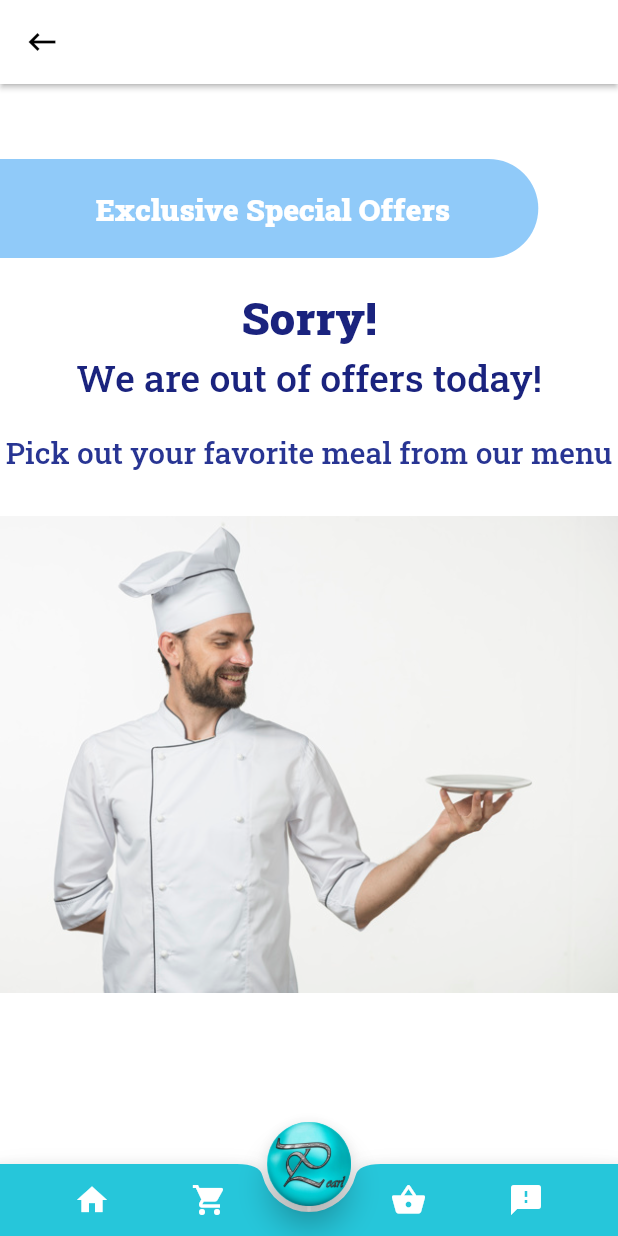
After one commit to Yoshani/virtual-waiter-module-hotel_management_system, a Flutter app: the Offers screen opened directly, on a phone screen of 412 x 824 dp. The commit adds this screen. Run offline on Flutter 3.47's test engine with Material 2 defaults, Android fonts, the phone set to English and light mode, and no system bars; our stand-ins replace cached_network_image, carousel_slider, cloud_firestore, shared_preferences, smooth_star_rating; accounts and stored records are empty.

Commit message:
vwaiter no offers screen

```diff
--- /dev/null
+++ b/lib/screens/virtual_waiter/no_offers.dart
@@ -0,0 +1,81 @@
+import 'package:flutter/material.dart';
+
+class NoOffers extends StatefulWidget {
+  @override
+  _NoOffersState createState() => _NoOffersState();
+}
+
+class _NoOffersState extends State<NoOffers> {
+
+  @override
+  Widget build(BuildContext context) {
+    return Column(
+      mainAxisSize: MainAxisSize.min,
+      children: <Widget>[
+        SizedBox(height: 50.0),
+        Align(
+          alignment: Alignment.centerLeft,
+          child: Container(
+            padding: const EdgeInsets.fromLTRB(20.0, 20.0, 20.0, 20.0),
+            decoration: BoxDecoration(
+              color: Colors.blue[200],
+              borderRadius: BorderRadius.only(
+              topRight: Radius.circular(50),
+              bottomRight: Radius.circular(50)
+              )
+            ),
+            child: Text(
+              "         Exclusive Special Offers        ",
+              style: TextStyle(
+              color: Colors.white,
+              fontWeight: FontWeight.w900,
+              fontSize: 20,
+              ),
+            )
+          ),
+        ),
+        SizedBox(height: 20.0),
+        Center(
+          child:
+          Text(
+            "Sorry!",
+            style: TextStyle(
+            color: Colors.indigo[900],
+            fontWeight: FontWeight.w900,
+            fontSize: 30,
+            ),
+          ),
+        ),
+          SizedBox(height: 3.0),
+          Center(
+            child: Text(
+              "We are out of offers today!",
+              style: TextStyle(
+              color: Colors.indigo[900],
+              fontWeight: FontWeight.w500,
+              fontSize: 25,
+              ),
+            ),
+          ),
+          SizedBox(height: 20.0),
+          Center(
+            child: Text(
+              "Pick out your favorite meal from our menu",
+              style: TextStyle(
+              color: Colors.indigo[800],
+              fontWeight: FontWeight.w500,
+              fontSize: 20,
+              ),
+            ),
+          ),
+          SizedBox(height: 30.0),
+          Container(
+            child: Image.asset(
+              "assets/vwaiter/noOffers.jpg",
+              fit: BoxFit.fill,
+            ),
+          ),
+      ],
+    );
+  }
+}
--- a/lib/screens/virtual_waiter/offer_tile.dart
+++ b/lib/screens/virtual_waiter/offer_tile.dart
@@ -3,7 +3,6 @@ import 'package:flutter/material.dart';
 import 'package:hotel_management_system/models/vWaiter/offer.dart';
 import 'package:hotel_management_system/services/vwaiter_database2.dart';
 import 'package:intl/intl.dart';
-
 import 'cart.dart';
 import 'offer_tile_item.dart';
 
--- a/lib/screens/virtual_waiter/special_offers.dart
+++ b/lib/screens/virtual_waiter/special_offers.dart
@@ -1,6 +1,7 @@
 import 'package:flutter/material.dart';
 import 'package:flutter/services.dart';
 import 'package:hotel_management_system/models/vWaiter/offer.dart';
+import 'package:hotel_management_system/screens/virtual_waiter/no_offers.dart';
 import 'package:hotel_management_system/services/vwaiter_database2.dart';
 import 'package:hotel_management_system/shades/loading.dart';
 import 'bottom_nav_bar.dart';
@@ -12,6 +13,7 @@ class Offers extends StatefulWidget {
 }
 
 class _OffersState extends State<Offers> {
+
   @override
   Widget build(BuildContext context) {
 
@@ -26,6 +28,7 @@ class _OffersState extends State<Offers> {
           return Loading();
         }
         List<Offer> offerList=snapshot.data;
+
         return Scaffold(
           resizeToAvoidBottomPadding: false,
           backgroundColor: Colors.white,
@@ -46,7 +49,10 @@ class _OffersState extends State<Offers> {
             elevation: 1.5,
           ),
           body:
-          Column(
+          offerList.isEmpty?
+          NoOffers()
+          :Column(
+            mainAxisSize: MainAxisSize.min,
             children: <Widget>[
               SizedBox(height: 50.0),
               Align(
@@ -71,55 +77,6 @@ class _OffersState extends State<Offers> {
                 ),
               ),
 
-              offerList.isEmpty?
-                Column(
-                  children: <Widget>[
-                    SizedBox(height: 20.0),
-                    Center(
-                      child:
-                      Text(
-                        "Sorry!",
-                        style: TextStyle(
-                        color: Colors.indigo[900],
-                        fontWeight: FontWeight.w900,
-                        fontSize: 30,
-                        ),
-                      ),
-                    ),
-                    SizedBox(height: 3.0),
-                    Center(
-                      child: Text(
-                        "We are out of offers today!",
-                        style: TextStyle(
-                        color: Colors.indigo[900],
-                        fontWeight: FontWeight.w500,
-                        fontSize: 25,
-                        ),
-                      ),
-                    ),
-                    SizedBox(height: 20.0),
-                    Center(
-                      child: Text(
-                        "Pick out your favorite meal from our menu",
-                        style: TextStyle(
-                        color: Colors.indigo[800],
-                        fontWeight: FontWeight.w500,
-                        fontSize: 20,
-                        ),
-                      ),
-                    ),
-                    SizedBox(height: 30.0),
-                    Container(
-                      child: Image.asset(
-                        "assets/vwaiter/noOffers.jpg",
-                        fit: BoxFit.fill,
-                      ),
-                    ),
-                  ],
-                )
-              :Column(
-                mainAxisSize: MainAxisSize.min,
-                children: <Widget>[
               SizedBox(height: 10),
               Expanded(
                   child: ListView.builder(
@@ -136,8 +93,6 @@ class _OffersState extends State<Offers> {
               ),
             ],
           ),
-            ],
-          ),
           bottomNavigationBar: BottomNavigation(),
           floatingActionButtonAnimator: FloatingActionButtonAnimator.scaling,
           floatingActionButtonLocation: FloatingActionButtonLocation.centerDocked,
@@ -150,6 +105,7 @@ class _OffersState extends State<Offers> {
             ),
             onPressed: (){},
           ),
+
         );
       }
     );
```
Lines whose indentation alone changed are shown as unchanged.
